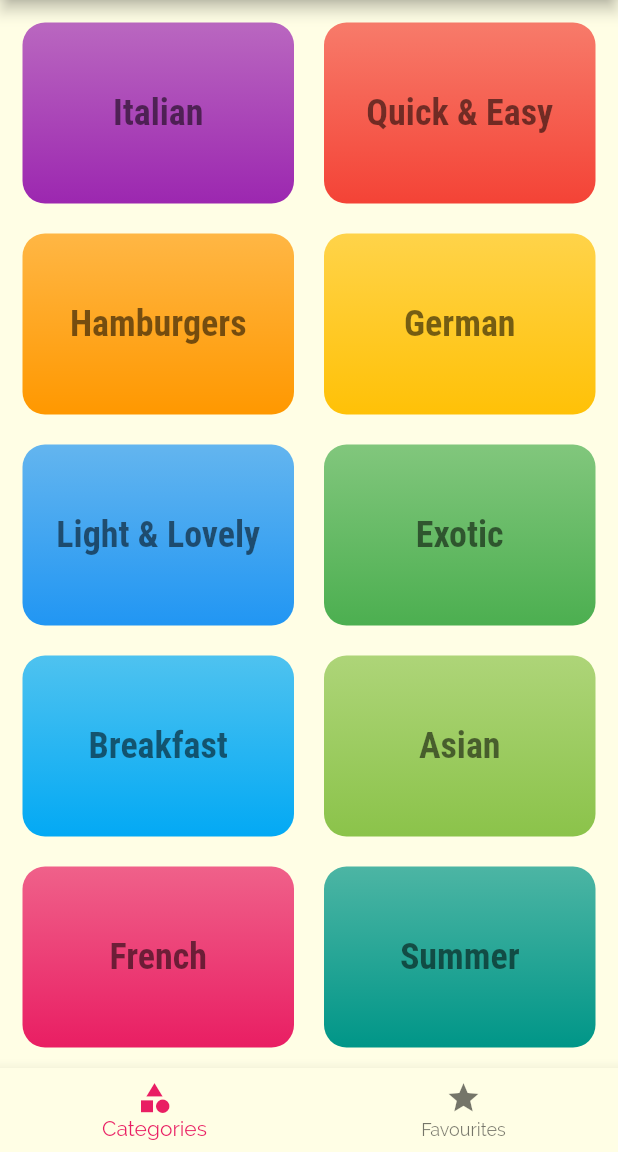
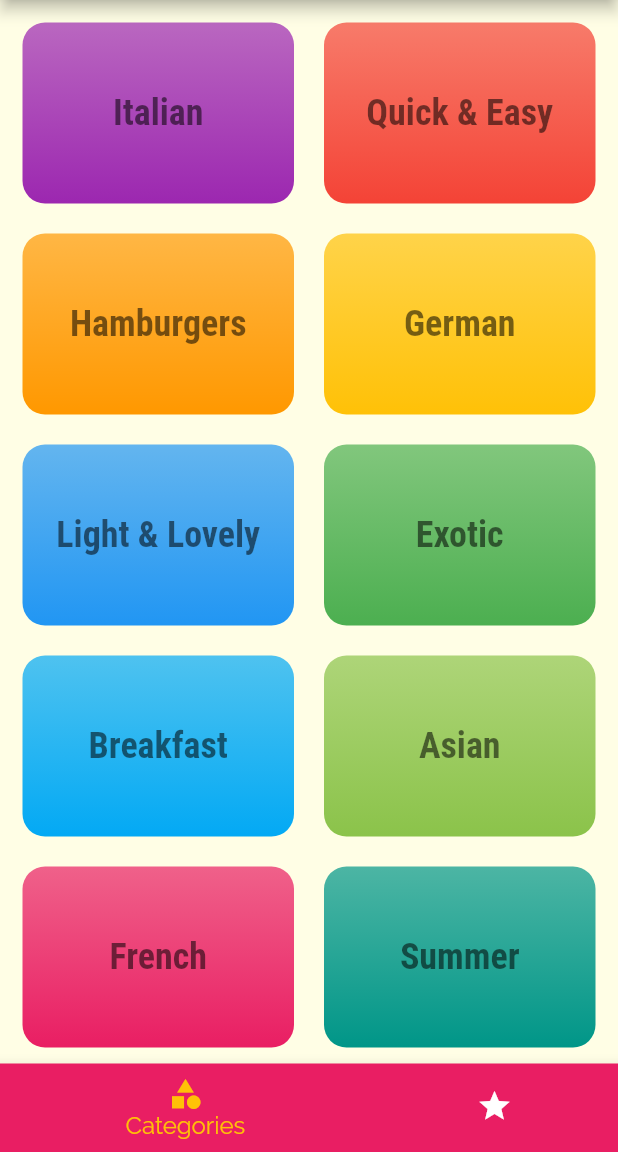
Before and after one commit to RohitDwivedi97/recipe-app, a Flutter app: the screen it shows after launch, on a phone screen of 412 x 824 dp, the part 84-1236 px from its top. Run offline on Flutter 3.47's test engine with Material 2 defaults, Android fonts, the phone set to English and light mode, and no system bars.

Commit message:
code changes to change the color of the selected tab icon. Added shifting animation.

```diff
--- a/lib/main.dart
+++ b/lib/main.dart
@@ -13,8 +13,8 @@ class MyApp extends StatelessWidget {
       title: 'DeliMeals',
       theme: ThemeData(
           primarySwatch: Colors.pink,
+          canvasColor: Color.fromRGBO(255, 254, 229, 1),
           accentColor: Colors.amber,
-          canvasColor: Color.fromRGBO(255, 254, 229, 1),
           fontFamily: 'Raleway',
           textTheme: ThemeData.light().textTheme.copyWith(
                 bodyText1: const TextStyle(
--- a/lib/screens/tabs_screen.dart
+++ b/lib/screens/tabs_screen.dart
@@ -31,12 +31,18 @@ class _TabsScreenState extends State<TabsScreen> {
       body: _pages[_selectedPageIndex],
       bottomNavigationBar: BottomNavigationBar(
         onTap: _selectPage,
-        items: const [
+        currentIndex: _selectedPageIndex,
+        selectedItemColor: Colors.amber,
+        type: BottomNavigationBarType.shifting,
+        selectedFontSize: 16,
+        items: [
           BottomNavigationBarItem(
+            backgroundColor: Theme.of(context).primaryColor,
             icon: Icon(Icons.category),
             label: 'Categories',
           ),
           BottomNavigationBarItem(
+            backgroundColor: Theme.of(context).primaryColor,
             icon: Icon(Icons.star),
             label: 'Favourites',
           )
```
